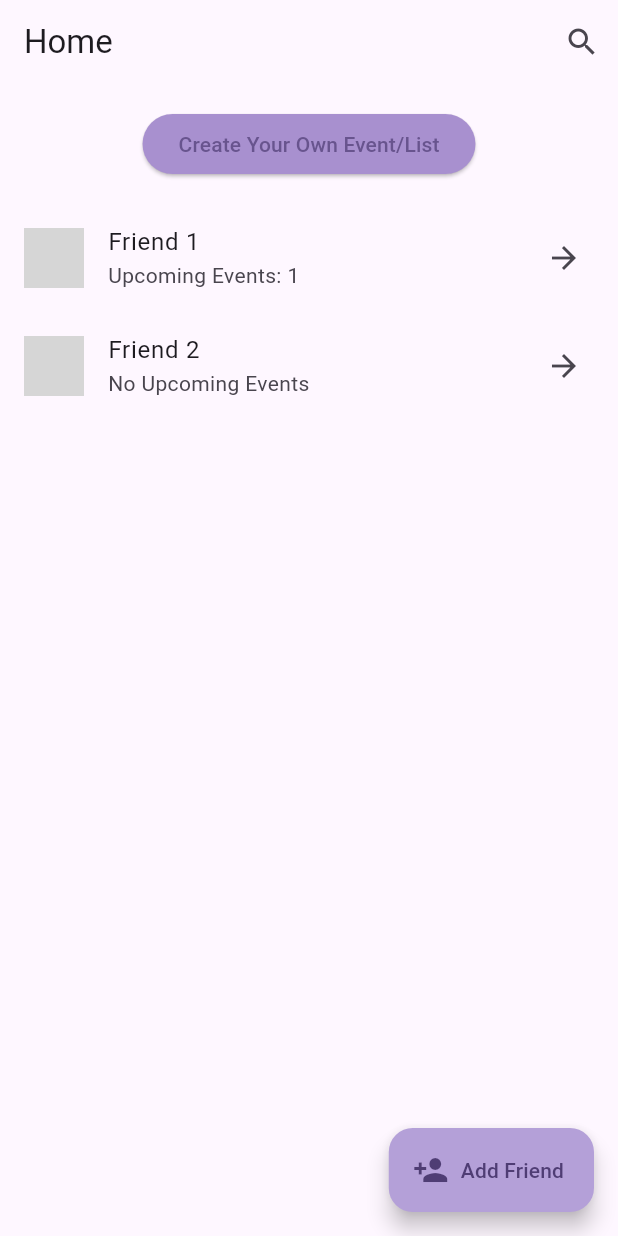
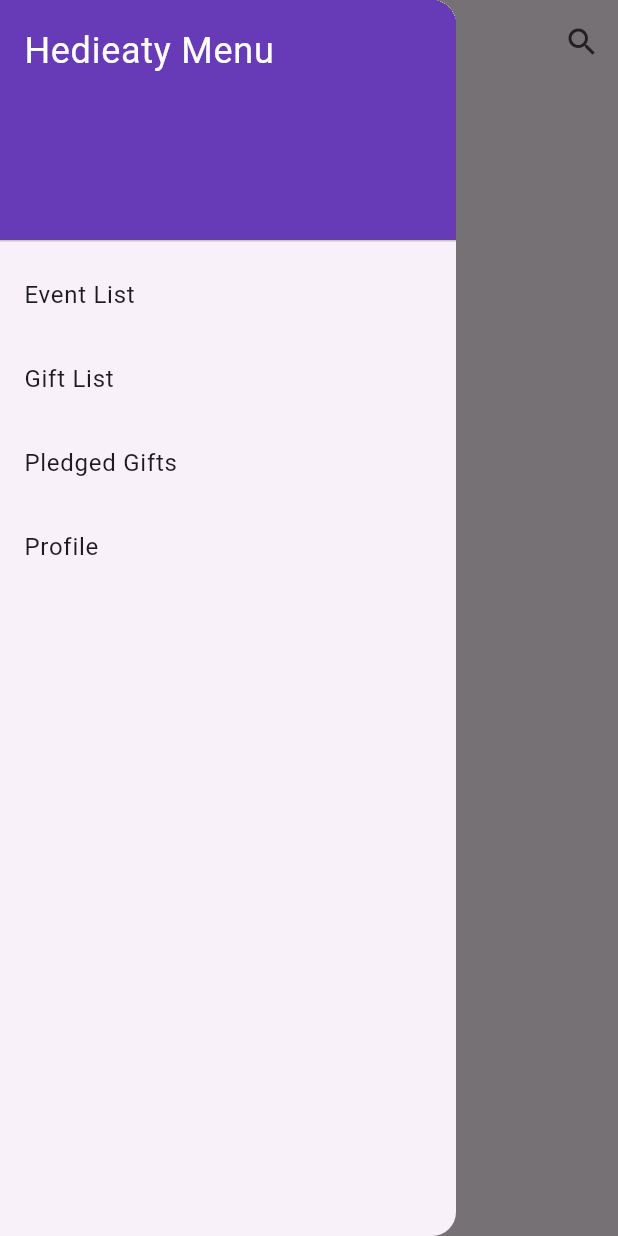
Before and after one commit to kikoorange8/hedieaty_kevin_sherif_20p9405, a Flutter app: the HomePage screen opened directly, with the side drawer open (before the commit the screen has no drawer), on a phone screen of 412 x 824 dp. Run offline on Flutter 3.47's test engine with Material 3 defaults, Android fonts, the phone set to English and light mode, and no system bars; grey boxes are pictures that could not be loaded.

Commit message:
cleaner Look

```diff
--- a/lib/screens/home_page.dart
+++ b/lib/screens/home_page.dart
@@ -1,7 +1,11 @@
 import 'package:flutter/material.dart';
+import 'event_list_page.dart';
+import 'gift_list_page.dart';
+import 'pledged_gift_page.dart';
+import 'profile_page.dart';
 
 class HomePage extends StatelessWidget {
-  const HomePage({Key? key}) : super(key: key);
+  const HomePage({super.key});
 
   @override
   Widget build(BuildContext context) {
@@ -10,50 +14,62 @@ class HomePage extends StatelessWidget {
         title: const Text('Home'),
         actions: [
           IconButton(
-            icon: Icon(Icons.search),
-            onPressed: () {
-            },
+            icon: const Icon(Icons.search),
+            onPressed: () {},
           ),
         ],
       ),
-      body: Column(
-        children: [
-          Padding(
-            padding: const EdgeInsets.all(16.0),
-            child: ElevatedButton(
-              onPressed: () {
-              },
-              style: ElevatedButton.styleFrom(
-                backgroundColor: const Color.fromARGB(255, 168, 144, 207),
+      drawer: Drawer(
+        child: ListView(
+          children: [
+            const DrawerHeader(
+              decoration: BoxDecoration(color: Colors.deepPurple),
+              child: Text(
+                'Hedieaty Menu',
+                style: TextStyle(color: Colors.white, fontSize: 24),
               ),
-              child: const Text('Create Your Own Event/List'),
             ),
-          ),
-          Expanded(
-            child: ListView.builder(
-              itemCount: 2, // number of example friends
-              itemBuilder: (context, index) {
-                return ListTile(
-                  leading: CircleAvatar(
-                    backgroundImage: AssetImage('assets/profile_placeholder.png'), // friend profile pic
-                  ),
-                  title: Text('Friend ${index + 1}'),
-                  subtitle: Text(index % 2 == 0 ? 'Upcoming Events: ${index % 3 + 1}' : 'No Upcoming Events'),
-                  trailing: Icon(Icons.arrow_forward),
-                  onTap: () {
-                  },
+            ListTile(
+              title: const Text('Event List'),
+              onTap: () {
+                Navigator.push(
+                  context,
+                  MaterialPageRoute(builder: (context) => const EventListPage()),
                 );
               },
             ),
-          ),
-        ],
+            ListTile(
+              title: const Text('Gift List'),
+              onTap: () {
+                Navigator.push(
+                  context,
+                  MaterialPageRoute(builder: (context) => const GiftListPage()),
+                );
+              },
+            ),
+            ListTile(
+              title: const Text('Pledged Gifts'),
+              onTap: () {
+                Navigator.push(
+                  context,
+                  MaterialPageRoute(builder: (context) => const PledgedGiftPage()),
+                );
+              },
+            ),
+            ListTile(
+              title: const Text('Profile'),
+              onTap: () {
+                Navigator.push(
+                  context,
+                  MaterialPageRoute(builder: (context) => const ProfilePage()),
+                );
+              },
+            ),
+          ],
+        ),
       ),
-      floatingActionButton: FloatingActionButton.extended(
-        onPressed: () {
-        },
-        label: const Text('Add Friend'),
-        icon: Icon(Icons.person_add),
-        backgroundColor: const Color.fromARGB(255, 180, 160, 216),
+      body: const Center(
+        child: Text('Welcome to Hedieaty!'),
       ),
     );
   }
```
Also changed, not shown: lib/main.dart (+2 -85 lines), lib/screens/event_list_page.dart (+2 -9 lines), lib/screens/gift_details_page.dart (added, +44 -0 lines), lib/screens/gift_list_page.dart (+18 -11 lines), lib/screens/pledged_gift_page.dart (+2 -6 lines), lib/screens/profile_page.dart (+8 -8 lines).
